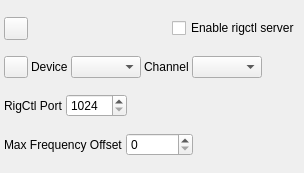
Before: the Qt Designer form plugins/feature/rigctlserver/rigctlservergui.ui in f4exb/sdrangel, drawn with Qt 5.
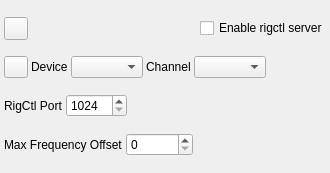
After: the same form once the commit is applied. Icons and pictures are not drawn. Custom widgets are drawn as their Qt base class.

```diff
--- a/plugins/feature/rigctlserver/rigctlservergui.ui
+++ b/plugins/feature/rigctlserver/rigctlservergui.ui
@@ -6,25 +6,25 @@
    <rect>
     <x>0</x>
     <y>0</y>
-    <width>304</width>
+    <width>330</width>
     <height>173</height>
    </rect>
   </property>
   <property name="sizePolicy">
-   <sizepolicy hsizetype="Fixed" vsizetype="Fixed">
+   <sizepolicy hsizetype="Expanding" vsizetype="Fixed">
     <horstretch>0</horstretch>
     <verstretch>0</verstretch>
    </sizepolicy>
   </property>
   <property name="minimumSize">
    <size>
-    <width>304</width>
+    <width>330</width>
     <height>173</height>
    </size>
   </property>
   <property name="maximumSize">
    <size>
-    <width>304</width>
+    <width>560</width>
     <height>173</height>
    </size>
   </property>
@@ -42,7 +42,7 @@
     <rect>
      <x>2</x>
      <y>2</y>
-     <width>300</width>
+     <width>328</width>
      <height>171</height>
     </rect>
    </property>
```
